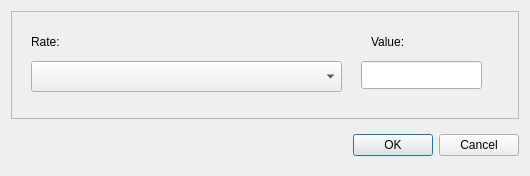
Before: the Qt Designer form ui/RateValUpdateDlg.ui in utamons/tm3, drawn with Qt 5.
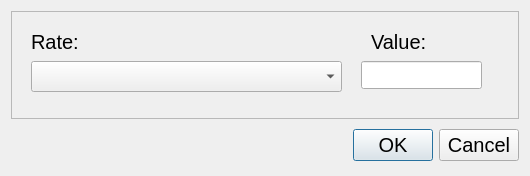
After: the same form once the commit is applied.

Commit message: increased font family and size

```diff
--- a/ui/RateValUpdateDlg.ui
+++ b/ui/RateValUpdateDlg.ui
@@ -25,6 +25,12 @@
   <layout class="QVBoxLayout" name="verticalLayout">
    <item>
     <widget class="QFrame" name="frame">
+     <property name="font">
+      <font>
+       <family>Tahoma</family>
+       <pointsize>15</pointsize>
+      </font>
+     </property>
      <property name="frameShape">
       <enum>QFrame::StyledPanel</enum>
      </property>
@@ -60,6 +66,12 @@
         <height>22</height>
        </rect>
       </property>
+      <property name="font">
+       <font>
+        <family>Tahoma</family>
+        <pointsize>15</pointsize>
+       </font>
+      </property>
       <property name="text">
        <string>Rate:</string>
       </property>
@@ -73,6 +85,12 @@
         <height>22</height>
        </rect>
       </property>
+      <property name="font">
+       <font>
+        <family>Tahoma</family>
+        <pointsize>15</pointsize>
+       </font>
+      </property>
       <property name="text">
        <string>Value:</string>
       </property>
@@ -87,6 +105,12 @@
        <height>40</height>
       </size>
      </property>
+     <property name="font">
+      <font>
+       <family>Tahoma</family>
+       <pointsize>15</pointsize>
+      </font>
+     </property>
      <property name="orientation">
       <enum>Qt::Horizontal</enum>
      </property>
```
Left out of the diff: 12 changed lines with no effect on the pictures. The commit also changes 10 other files.
